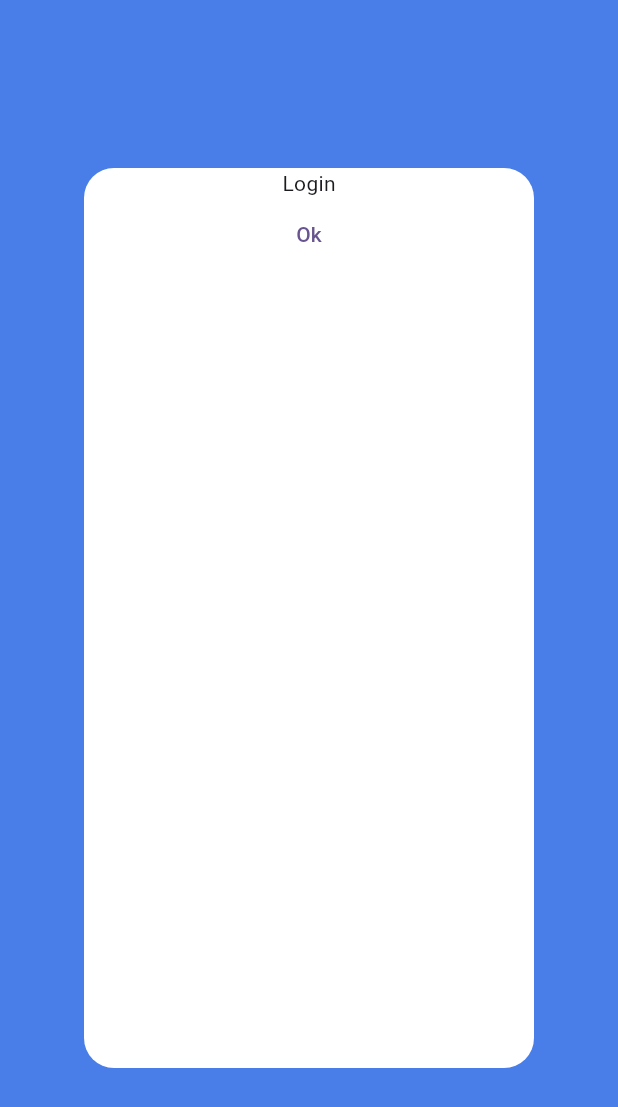
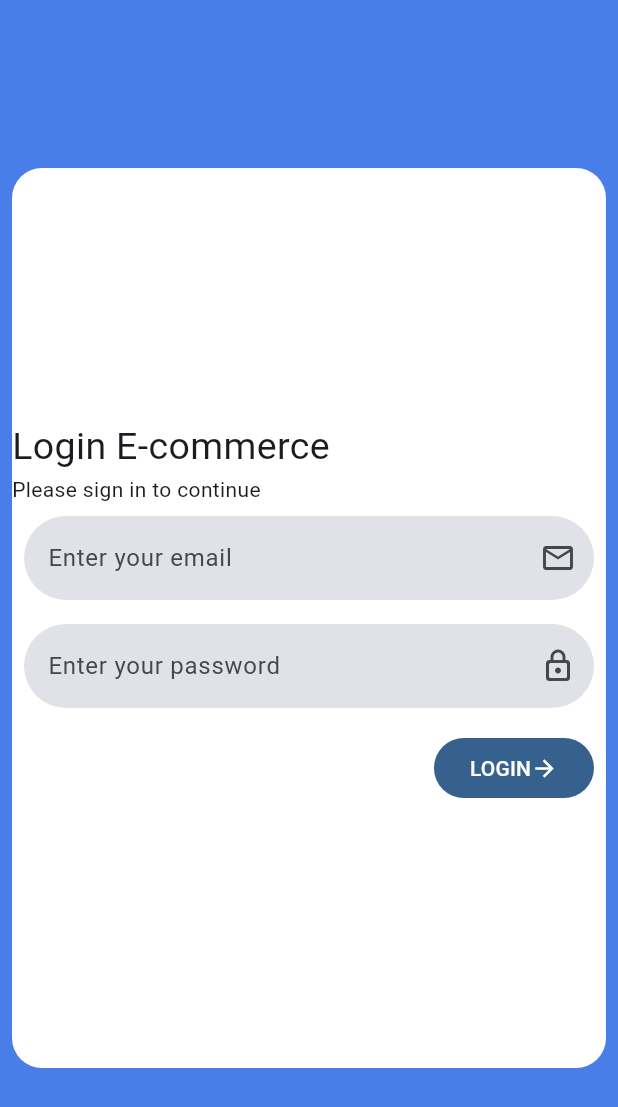
Before and after one commit to keven157751/e_commerceApp, a Flutter app: the screen it shows after launch, on a phone screen of 412 x 824 dp. Shown: the top 1107 px of the screen. Run offline on Flutter 3.47's test engine with Material 3 defaults, Android fonts, the phone set to English and light mode, and no system bars.

Commit message:
Adjusts Login page and navigation

```diff
--- a/lib/main.dart
+++ b/lib/main.dart
@@ -13,7 +13,7 @@ class MyApp extends StatelessWidget {
     return MaterialApp(
       title: 'Flutter Demo',
       theme: ThemeData(
-        colorScheme: ColorScheme.fromSeed(seedColor: Colors.deepPurple),
+        colorScheme: ColorScheme.fromSeed(seedColor: Colors.blue),
         useMaterial3: true,
       ),
       home: const Login(),
--- a/lib/pages/login.dart
+++ b/lib/pages/login.dart
@@ -1,5 +1,4 @@
 import 'package:flutter/material.dart';
-import 'package:flutter/services.dart';
 import 'package:flutterapp/main.dart';
 
 class Login extends StatelessWidget {
@@ -13,6 +12,8 @@ class Login extends StatelessWidget {
         mainAxisAlignment: MainAxisAlignment.center,
         children: [
           Center(
+            child: Padding(
+              padding: const EdgeInsets.fromLTRB(8.0, 30.0, 8.0, 30.0),
               child: Container(
                 decoration: const BoxDecoration(
                   color: Colors.white,
@@ -20,24 +21,74 @@ class Login extends StatelessWidget {
                     Radius.circular(20),
                   ),
                 ),
-              width: 300,
+                width: double.infinity,
                 height: 600,
                 child: Column(
+                  mainAxisAlignment: MainAxisAlignment.center,
+                  crossAxisAlignment: CrossAxisAlignment.start,
                   children: [
-                  const Text('Login'),
-                  TextButton(
+                    const Text(
+                      'Login E-commerce',
+                      style: TextStyle(
+                        fontSize: 25,
+                      ),
+                    ),
+                    const Text('Please sign in to continue'),
+                    Padding(
+                      padding: const EdgeInsets.all(8.0),
+                      child: TextFormField(
+                        decoration: InputDecoration(
+                          suffixIcon: const Icon(Icons.email_outlined),
+                          border: OutlineInputBorder(
+                              borderSide: BorderSide.none,
+                              borderRadius: BorderRadius.circular(50)),
+                          // labelText: 'Enter your email',
+                          hintText: 'Enter your email',
+                          filled: true,
+                        ),
+                      ),
+                    ),
+                    Padding(
+                      padding: const EdgeInsets.all(8.0),
+                      child: TextFormField(
+                        decoration: InputDecoration(
+                          suffixIcon: const Icon(Icons.lock_outline_rounded),
+                          border: OutlineInputBorder(
+                              borderSide: BorderSide.none,
+                              borderRadius: BorderRadius.circular(50)),
+                          // labelText: 'Enter your email',
+                          hintText: 'Enter your password',
+                          filled: true,
+                        ),
+                      ),
+                    ),
+                    Row(
+                      mainAxisAlignment: MainAxisAlignment.end,
+                      children: [
+                        Padding(
+                          padding: const EdgeInsets.all(8.0),
+                          child: FilledButton(
                             onPressed: () => Navigator.push(
                                 context,
                                 MaterialPageRoute(
-                              builder: (context) => const MyHomePage(
-                                    title: 'Holla',
-                                  ))),
-                      child: const Text('Ok'))
-                  // TextField(),
+                                    builder: (context) =>
+                                        const MyHomePage(title: 'Holla'))),
+                            child: const Row(
+                              mainAxisSize: MainAxisSize.min,
+                              children: [
+                                Text('LOGIN'),
+                                Icon(Icons.arrow_forward)
                               ],
                             ),
                           ),
-          )
+                        ),
+                      ],
+                    ),
+                  ],
+                ),
+              ),
+            ),
+          ),
         ],
       ),
     );
```
Also changed, not shown: lib/controller.dart (added). Lines whose indentation alone changed are shown as unchanged.
